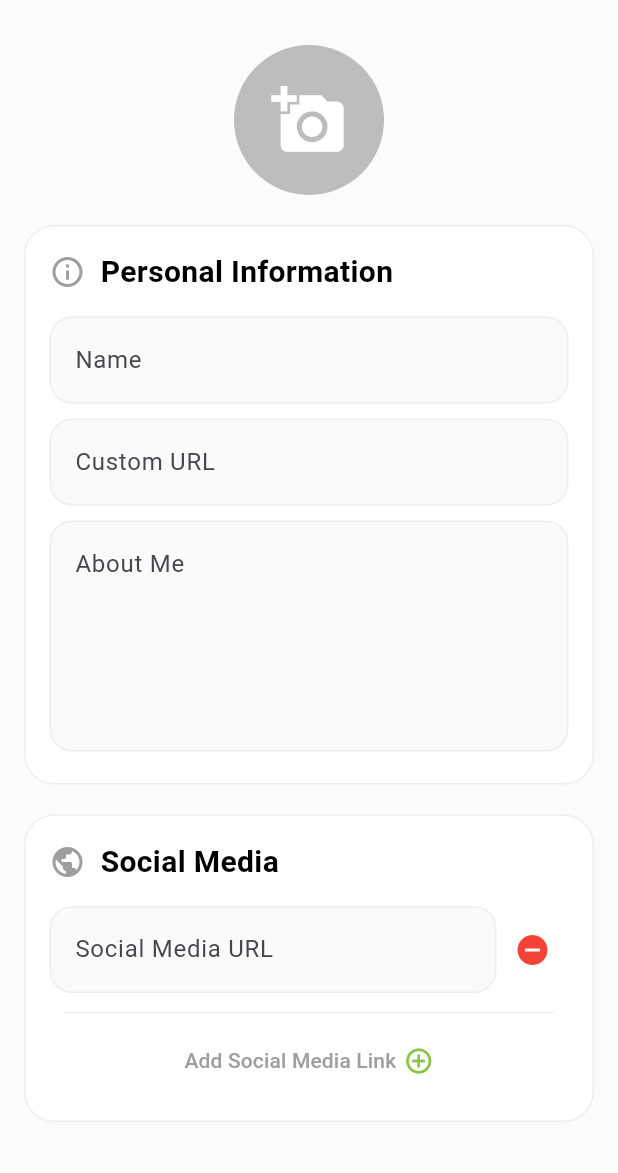
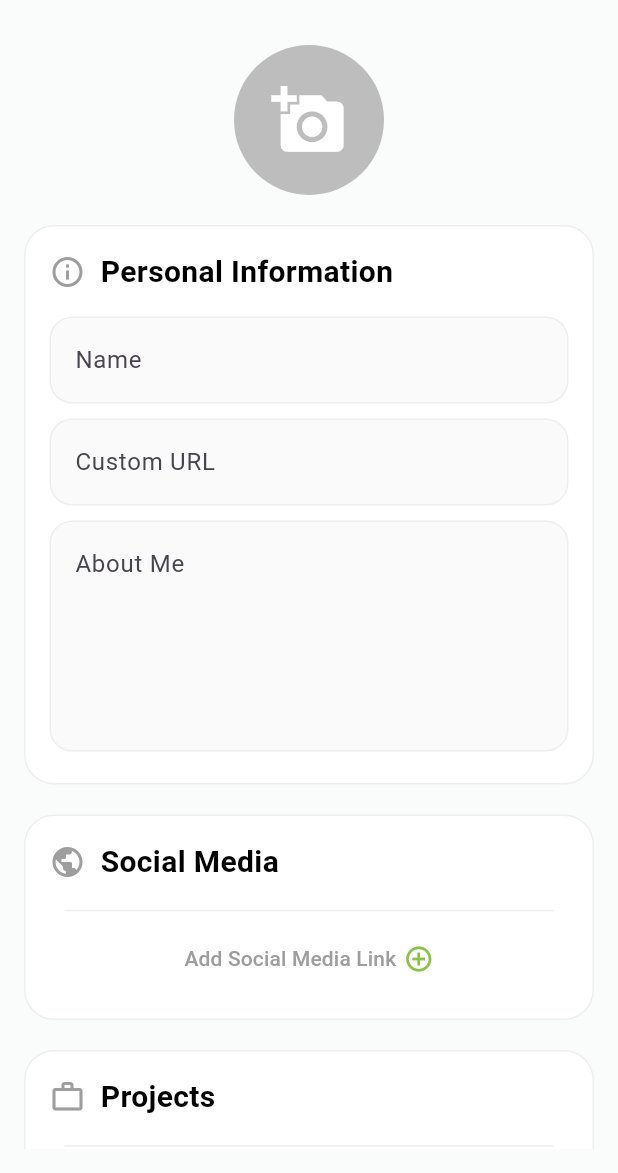
Before and after one commit to jasimrazi/PortfolioApp, a Flutter app: the UserInfoPage screen opened by its route, after a tap on "Add Social Media Link", after a tap on the "remove circle" icon, on a phone screen of 412 x 824 dp, the part 63-1236 px from its top. Run offline on Flutter 3.47's test engine with Material 3 defaults, Android fonts, the phone set to English and light mode, and no system bars; our stand-ins replace cloud_firestore, firebase_auth, firebase_core, google_fonts, image_picker; accounts and stored records are empty; network calls fail.

Commit message:
Add edit funciton

```diff
--- a/lib/screens/userinfo.dart
+++ b/lib/screens/userinfo.dart
@@ -22,21 +22,63 @@ class _UserInfoPageState extends State<UserInfoPage> {
   final TextEditingController _nameController = TextEditingController();
   final TextEditingController _urlController = TextEditingController();
   final TextEditingController _aboutMeController = TextEditingController();
-  final List<TextEditingController> _socialMediaControllers = [
-    TextEditingController()
-  ];
-  final List<Map<String, TextEditingController>> _projectControllers = [
-    {
-      'title': TextEditingController(),
-      'description': TextEditingController(),
-      'url': TextEditingController()
-    }
-  ];
+  final List<TextEditingController> _socialMediaControllers = [];
+  final List<Map<String, TextEditingController>> _projectControllers = [];
 
   bool _isLoading = false;
+  bool _isDataLoading = true;
   XFile? _profileImage;
 
   final ImagePicker _picker = ImagePicker();
+  final FirebaseAuth _auth = FirebaseAuth.instance;
+  User? _currentUser;
+  Map<String, dynamic>? _userData;
+
+  @override
+  void initState() {
+    super.initState();
+    _currentUser = _auth.currentUser;
+    if (_currentUser != null) {
+      _fetchUserData();
+    } else {
+      setState(() {
+        _isDataLoading = false;
+      });
+    }
+  }
+
+  Future<void> _fetchUserData() async {
+    try {
+      final doc = await FirebaseFirestore.instance
+          .collection('userdata')
+          .doc(_currentUser!.uid)
+          .get();
+      if (doc.exists) {
+        _userData = doc.data();
+        _nameController.text = _userData!['name'] ?? '';
+        _urlController.text = _userData!['custom_url'] ?? '';
+        _aboutMeController.text = _userData!['about_me'] ?? '';
+        _userData!['social_media']?.forEach((link) {
+          _socialMediaControllers.add(TextEditingController(text: link));
+        });
+        _userData!['projects']?.forEach((project) {
+          _projectControllers.add({
+            'title': TextEditingController(text: project['title']),
+            'description': TextEditingController(text: project['description']),
+            'url': TextEditingController(text: project['url']),
+          });
+        });
+      }
+    } catch (e) {
+      ScaffoldMessenger.of(context).showSnackBar(
+        SnackBar(content: Text('Failed to load user data: $e')),
+      );
+    } finally {
+      setState(() {
+        _isDataLoading = false;
+      });
+    }
+  }
 
   Future<void> _pickImage() async {
     final XFile? image = await _picker.pickImage(source: ImageSource.gallery);
@@ -103,7 +145,9 @@ class _UserInfoPageState extends State<UserInfoPage> {
   Widget build(BuildContext context) {
     return Scaffold(
       appBar: CustomAppBar(title: 'Complete your profile'),
-      body: Padding(
+      body: _isDataLoading
+          ? Center(child: CupertinoActivityIndicator())
+          : Padding(
               padding: const EdgeInsets.all(16.0),
               child: SingleChildScrollView(
                 physics: BouncingScrollPhysics(),
@@ -118,7 +162,8 @@ class _UserInfoPageState extends State<UserInfoPage> {
                             ? FileImage(File(_profileImage!.path))
                             : null,
                         child: _profileImage == null
-                      ? Icon(Icons.add_a_photo, size: 50, color: Colors.white)
+                            ? Icon(Icons.add_a_photo,
+                                size: 50, color: Colors.white)
                             : null,
                       ),
                     ),
@@ -131,7 +176,8 @@ class _UserInfoPageState extends State<UserInfoPage> {
                           buildTextField(
                               controller: _nameController, labelText: 'Name'),
                           buildTextField(
-                        controller: _urlController, labelText: 'Custom URL'),
+                              controller: _urlController,
+                              labelText: 'Custom URL'),
                           buildTextField(
                             controller: _aboutMeController,
                             labelText: 'About Me',
@@ -145,7 +191,10 @@ class _UserInfoPageState extends State<UserInfoPage> {
                       icon: Icons.public_outlined,
                       child: Column(
                         children: [
-                    ..._socialMediaControllers.asMap().entries.map((entry) {
+                          ..._socialMediaControllers
+                              .asMap()
+                              .entries
+                              .map((entry) {
                             return SocialMediaField(
                               controller: entry.value,
                               onRemove: () {
@@ -165,7 +214,8 @@ class _UserInfoPageState extends State<UserInfoPage> {
                             icon: Icons.add_circle_outline,
                             onTap: () {
                               setState(() {
-                          _socialMediaControllers.add(TextEditingController());
+                                _socialMediaControllers
+                                    .add(TextEditingController());
                               });
                             },
                           ),
@@ -180,7 +230,8 @@ class _UserInfoPageState extends State<UserInfoPage> {
                           ..._projectControllers.asMap().entries.map((entry) {
                             return ProjectField(
                               titleController: entry.value['title']!,
-                        descriptionController: entry.value['description']!,
+                              descriptionController:
+                                  entry.value['description']!,
                               urlController: entry.value['url']!,
                               onRemove: () {
                                 setState(() {
@@ -213,7 +264,7 @@ class _UserInfoPageState extends State<UserInfoPage> {
                     SizedBox(height: 20),
                     CustomButton(
                       isLoading: _isLoading,
-                text: 'Submit',
+                      text: _currentUser != null ? 'Save changes' : 'Submit',
                       onTap: _submitData,
                     ),
                   ],
--- a/lib/widgets/normal_textfield.dart
+++ b/lib/widgets/normal_textfield.dart
@@ -12,7 +12,7 @@ Widget buildNormalTextField({
     decoration: BoxDecoration(
       color: Colors.white,
       borderRadius: BorderRadius.circular(15.0),
-      border: Border.all(color: Colors.grey),
+      border: Border.all(color: Colors.grey.shade200),
     ),
     child: TextField(
       cursorColor: Colors.grey,
```
Lines whose indentation alone changed are shown as unchanged.
